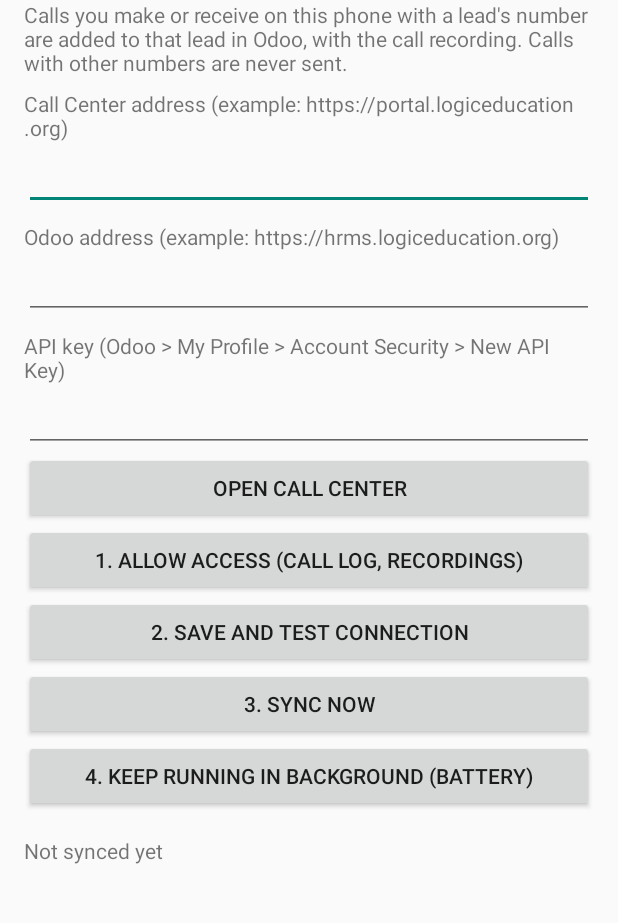
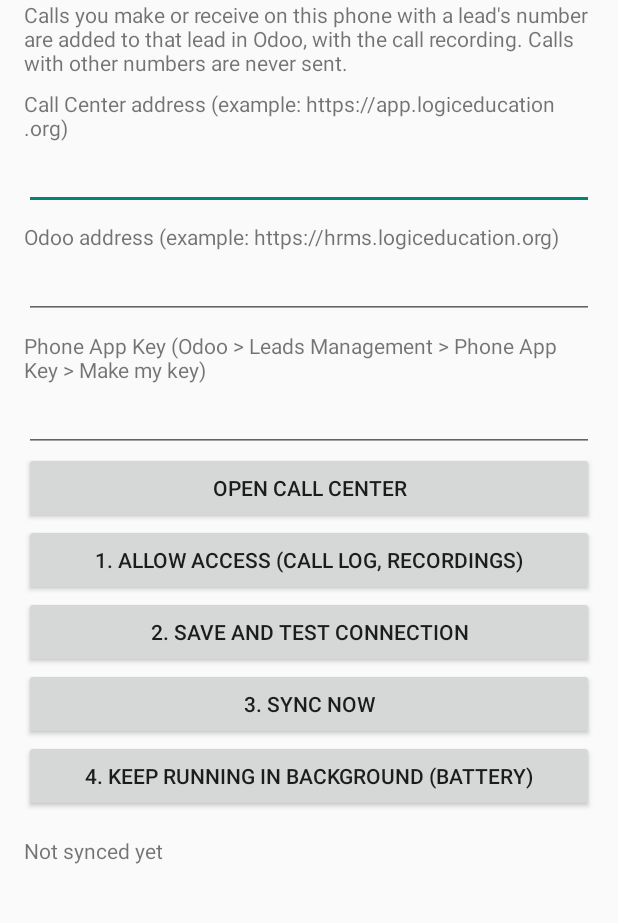
Before and after one commit to otomatercom-cloud/otomater-calls-app, an Android app: the screen it shows after launch (MainActivity), on a phone screen of 412 x 824 dp, the part 152-1075 px from its top. Run offline under Robolectric (Android 15) with nearby library versions, the phone set to English and light mode, and no system bars.

Commit message:
Setup screen: label says Phone App Key, correct example address (v1.3)
Co-Authored-By: Claude Sonnet 5.5 <noreply@anthropic.com>
Claude-Session: https://claude.ai/code/session_017gE5QZJdztWBmGpbES8SgE

```diff
--- a/app/build.gradle.kts
+++ b/app/build.gradle.kts
@@ -10,8 +10,8 @@ android {
         applicationId = "com.otomater.calls"
         minSdk = 29
         targetSdk = 34
-        versionCode = 3
-        versionName = "1.2"
+        versionCode = 4
+        versionName = "1.3"
     }
     buildTypes {
         release { isMinifyEnabled = false }
--- a/app/src/main/java/com/otomater/calls/MainActivity.kt
+++ b/app/src/main/java/com/otomater/calls/MainActivity.kt
@@ -46,13 +46,13 @@ class MainActivity : Activity() {
             text = "Calls you make or receive on this phone with a lead's number are added to that lead in Odoo, " +
                 "with the call recording. Calls with other numbers are never sent."
         })
-        box.addView(label("Call Center address (example: https://portal.logiceducation.org)"))
+        box.addView(label("Call Center address (example: https://app.logiceducation.org)"))
         portal = EditText(this).apply { setText(Prefs.portal(this@MainActivity)); inputType = InputType.TYPE_TEXT_VARIATION_URI }
         box.addView(portal)
         box.addView(label("Odoo address (example: https://hrms.logiceducation.org)"))
         url = EditText(this).apply { setText(Prefs.url(this@MainActivity)); inputType = InputType.TYPE_TEXT_VARIATION_URI }
         box.addView(url)
-        box.addView(label("API key (Odoo > My Profile > Account Security > New API Key)"))
+        box.addView(label("Phone App Key (Odoo > Leads Management > Phone App Key > Make my key)"))
         key = EditText(this).apply {
             setText(Prefs.key(this@MainActivity))
             inputType = InputType.TYPE_CLASS_TEXT or InputType.TYPE_TEXT_VARIATION_PASSWORD
```
